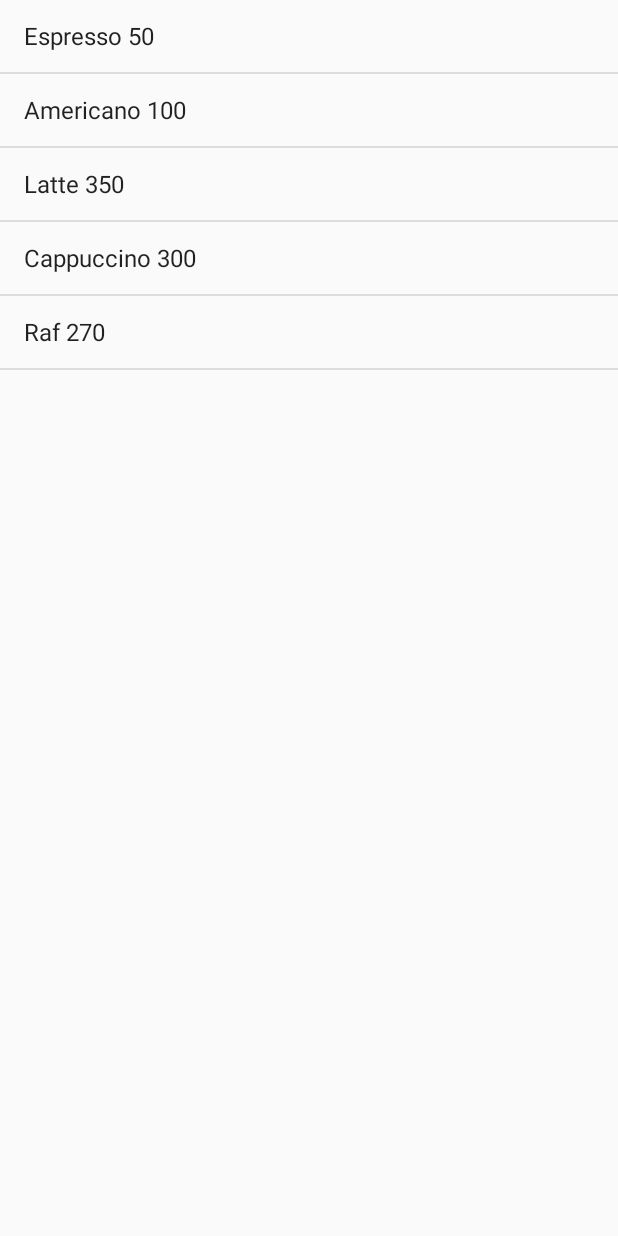
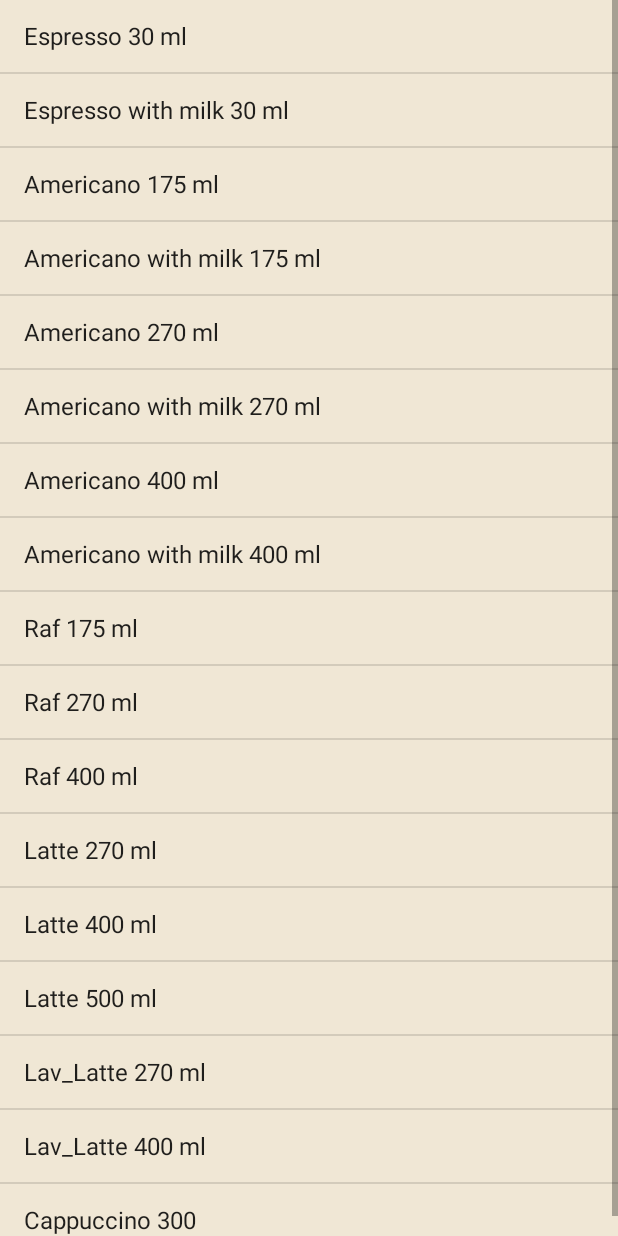
Before and after one commit to AlexanderPokidin/Kava, an Android app: the screen it shows after launch (KavaListActivity), after a tap on "CREATE ORDER", on a phone screen of 412 x 824 dp. Run offline under Robolectric (Android 15) with nearby library versions, the phone set to English and light mode, and no system bars.

Commit message:
Theme was change

```diff
--- a/app/src/main/java/com/pokidin/a/kava/Kava.java
+++ b/app/src/main/java/com/pokidin/a/kava/Kava.java
@@ -10,11 +10,39 @@ public class Kava {
     private int price;
 
     public static final Kava[] kavas = {
-            new Kava("Espresso", "Small koffee drink", "50", R.drawable.espresso_item, 10),
-            new Kava("Americano", "Middle coffee drink", "100", R.drawable.kava_item, 12),
-            new Kava("Latte", "Long koffee drink with milk", "350", R.drawable.kava_item, 20),
-            new Kava("Cappuccino", "Koffee drink with milk and cream", "300", R.drawable.kava_item, 18),
-            new Kava("Raf", "Koffee drink with cream", "270", R.drawable.kava_item, 25)
+            new Kava("Espresso", "Small koffee drink",
+                    "30 ml", R.drawable.espresso_item, 12),
+            new Kava("Espresso with milk", "Small koffee drink with milk",
+                    "30 ml", R.drawable.espresso_item, 14),
+            new Kava("Americano", "Middle coffee drink",
+                    "175 ml", R.drawable.kava_item, 12),
+            new Kava("Americano with milk" , "Middle coffee drink with milk",
+                    "175 ml", R.drawable.kava_item, 14),
+            new Kava("Americano", "Middle coffee drink",
+                    "270 ml", R.drawable.kava_item, 20),
+            new Kava("Americano with milk" , "Middle coffee drink with milk",
+                    "270 ml", R.drawable.kava_item, 22),
+            new Kava("Americano", "Middle coffee drink",
+                    "400 ml", R.drawable.kava_item, 22),
+            new Kava("Americano with milk" , "Middle coffee drink with milk",
+                    "400 ml", R.drawable.kava_item, 24),
+            new Kava("Raf", "Koffee drink with cream",
+                    "175 ml", R.drawable.kava_item, 25),
+            new Kava("Raf", "Koffee drink with cream",
+                    "270 ml", R.drawable.kava_item, 30),
+            new Kava("Raf", "Koffee drink with cream",
+                    "400 ml", R.drawable.kava_item, 40),
+            new Kava("Latte", "Long koffee drink with milk",
+                    "270 ml", R.drawable.kava_item, 20),
+            new Kava("Latte", "Long koffee drink with milk",
+                    "400 ml", R.drawable.kava_item, 22),
+            new Kava("Latte", "Long koffee drink with milk",
+                    "500 ml", R.drawable.kava_item, 30),
+            new Kava("Lav_Latte", "Long koffee drink with milk",
+                    "270 ml", R.drawable.kava_item, 25),
+            new Kava("Lav_Latte", "Long koffee drink with milk",
+                    "400 ml", R.drawable.kava_item, 30),
+            new Kava("Cappuccino", "Koffee drink with milk and cream", "300", R.drawable.kava_item, 18)
     };
 
     public Kava(String name, String description, String size, int imageResourceId, int price) {
--- a/app/src/main/java/com/pokidin/a/kava/KavaListActivity.java
+++ b/app/src/main/java/com/pokidin/a/kava/KavaListActivity.java
@@ -22,6 +22,7 @@ public class KavaListActivity extends ListActivity {
         ArrayAdapter<Kava> listAdapter = new ArrayAdapter<Kava>(
                 this, android.R.layout.simple_list_item_1, Kava.kavas);
         listKavas.setAdapter(listAdapter);
+        listKavas.setBackgroundResource(R.color.backgroundColor);
         Log.i(TAG, "Adapter started");
     }
 
--- a/app/src/main/res/layout/activity_kava.xml
+++ b/app/src/main/res/layout/activity_kava.xml
@@ -4,6 +4,7 @@
     xmlns:tools="http://schemas.android.com/tools"
     android:layout_width="match_parent"
     android:layout_height="match_parent"
+    android:background="@color/backgroundColor"
     tools:context="com.pokidin.a.kava.KavaActivity">
 
     <TextView
@@ -142,7 +143,7 @@
     <Button
         android:id="@+id/order_button"
         android:layout_width="160dp"
-        android:layout_height="81dp"
+        android:layout_height="80dp"
         android:layout_marginEnd="8dp"
         android:layout_marginStart="8dp"
         android:layout_marginTop="8dp"
--- a/app/src/main/res/layout/activity_top_level.xml
+++ b/app/src/main/res/layout/activity_top_level.xml
@@ -4,6 +4,7 @@
     android:layout_width="match_parent"
     android:layout_height="match_parent"
     android:orientation="vertical"
+    android:background="@color/backgroundColor"
     tools:context=".TopLevelActivity">
 
     <ImageView
--- a/app/src/main/res/values/colors.xml
+++ b/app/src/main/res/values/colors.xml
@@ -1,6 +1,8 @@
 <?xml version="1.0" encoding="utf-8"?>
 <resources>
-    <color name="colorPrimary">#3F51B5</color>
-    <color name="colorPrimaryDark">#303F9F</color>
-    <color name="colorAccent">#FF4081</color>
+    <color name="colorPrimary">#894E22</color>
+    <color name="colorPrimaryDark">#682219</color>
+    <color name="colorAccent">#682219</color>
+
+    <color name="backgroundColor">#F0E7D5</color>
 </resources>
--- a/app/src/main/res/values/styles.xml
+++ b/app/src/main/res/values/styles.xml
@@ -6,6 +6,7 @@
         <item name="colorPrimary">@color/colorPrimary</item>
         <item name="colorPrimaryDark">@color/colorPrimaryDark</item>
         <item name="colorAccent">@color/colorAccent</item>
+        <item name="colorButtonNormal">@color/colorPrimary</item>
     </style>
 
 </resources>
```
Also changed, not shown: app/src/main/java/com/pokidin/a/kava/Order.java (deleted, +0 -59 lines), app/src/main/java/com/pokidin/a/kava/OrderFactory.java (deleted, +0 -14 lines).
